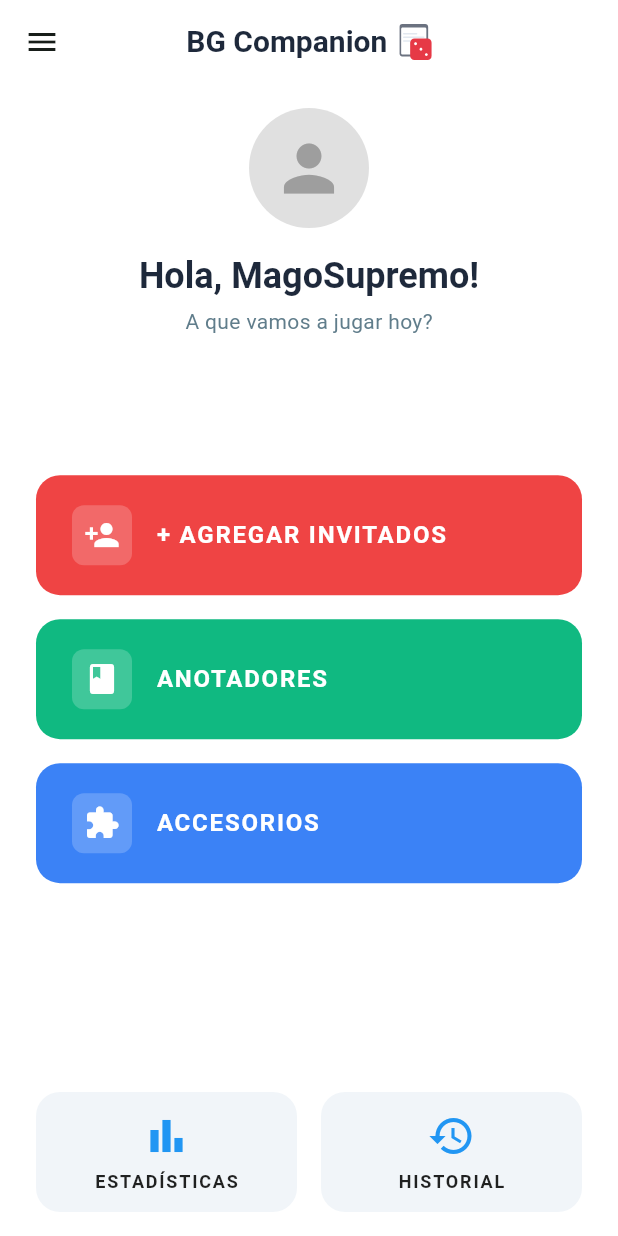
After one commit to Diegok92/BoardgameCompanion, a Flutter app: the HomeScreen screen opened directly with sample values from the repository, on a phone screen of 412 x 824 dp. The commit adds this screen. Run offline on Flutter 3.47's test engine with Material 3 defaults, Android fonts, the phone set to English and light mode, and no system bars; our stand-ins replace flutter_svg, go_router.

Commit message:
agregada pantalla Home, saludando segun usuario logueado checkeando en mock_database.dart

```diff
--- a/bgc_v1/lib/core/app_router.dart
+++ b/bgc_v1/lib/core/app_router.dart
@@ -1,6 +1,8 @@
 import 'package:go_router/go_router.dart';
 import '../presentation/login/login_screen.dart';
 import '../presentation/register/register_screen.dart';
+import '../presentation/home/home_screen.dart';
+import '../domain/models/user_model.dart';
 
 final appRouter = GoRouter(
   initialLocation: '/login',
@@ -10,5 +12,12 @@ final appRouter = GoRouter(
       path: '/register',
       builder: (context, state) => const RegisterScreen(),
     ),
+    GoRoute(
+      path: '/home',
+      builder: (context, state) {
+        final user = state.extra as User;
+        return HomeScreen(user: user);
+      },
+    ),
   ],
 );
--- /dev/null
+++ b/bgc_v1/lib/data/mock/mock_database.dart
@@ -0,0 +1,29 @@
+import '../../domain/models/user_model.dart';
+
+class MockDatabase {
+  static final List<User> users = [
+    User(
+      id: '1',
+      username: 'MagoSupremo',
+      email: 'mago@test.com',
+      password: 'password123',
+    ),
+    User(
+      id: '2',
+      username: 'Caro',
+      email: 'caro@test.com',
+      password: 'password123',
+    ),
+    User(id: '3', username: 'Diego', email: 'diego', password: '123'),
+  ];
+
+  static User? authenticate(String email, String password) {
+    try {
+      return users.firstWhere(
+        (user) => user.email == email && user.password == password,
+      );
+    } catch (e) {
+      return null;
+    }
+  }
+}
--- /dev/null
+++ b/bgc_v1/lib/domain/models/user_model.dart
@@ -0,0 +1,13 @@
+class User {
+  final String id;
+  final String username;
+  final String email;
+  final String password;
+
+  User({
+    required this.id,
+    required this.username,
+    required this.email,
+    required this.password,
+  });
+}
--- /dev/null
+++ b/bgc_v1/lib/presentation/home/home_screen.dart
@@ -0,0 +1,160 @@
+import 'package:flutter/material.dart';
+import 'package:flutter_svg/flutter_svg.dart';
+import '../../domain/models/user_model.dart';
+import 'widgets/home_menu_button.dart';
+
+class HomeScreen extends StatelessWidget {
+  final User user;
+
+  const HomeScreen({super.key, required this.user});
+
+  @override
+  Widget build(BuildContext context) {
+    final textTheme = Theme.of(context).textTheme;
+
+    return Scaffold(
+      appBar: AppBar(
+        leading: IconButton(
+          icon: const Icon(Icons.menu),
+          onPressed: () {
+            // Abrir Drawer (menú lateral) a futuro
+          },
+        ),
+        title: Row(
+          mainAxisSize: MainAxisSize.min,
+          children: [
+            Text(
+              'BG Companion',
+              style: textTheme.headlineSmall?.copyWith(
+                fontWeight: FontWeight.bold,
+                fontSize: 20, // Un poco más pequeño para el AppBar
+              ),
+            ),
+            const SizedBox(width: 8),
+            SvgPicture.asset(
+              'assets/images/logo.svg',
+              height: 24, // Ajustado para AppBar
+            ),
+          ],
+        ),
+        centerTitle: true,
+        backgroundColor: Colors.transparent,
+        elevation: 0,
+      ),
+      body: SafeArea(
+        child: CustomScrollView(
+          slivers: [
+            SliverFillRemaining(
+              hasScrollBody: false,
+              child: Padding(
+                padding: const EdgeInsets.symmetric(
+                  horizontal: 24.0,
+                  vertical: 16.0,
+                ),
+                child: Column(
+                  crossAxisAlignment: CrossAxisAlignment.center,
+                  children: [
+                    // --- SECCIÓN 1: PERFIL ---
+                    CircleAvatar(
+                      radius: 40,
+                      backgroundColor: Colors.grey[300],
+                      child: const Icon(
+                        Icons.person,
+                        size: 50,
+                        color: Colors.grey,
+                      ),
+                    ),
+                    const SizedBox(height: 16),
+                    Text(
+                      'Hola, ${user.username}!',
+                      style: textTheme.headlineSmall?.copyWith(
+                        fontWeight: FontWeight.bold,
+                        color: const Color(0xFF1E293B),
+                      ),
+                    ),
+                    const SizedBox(height: 4),
+                    Text(
+                      'A que vamos a jugar hoy?',
+                      style: textTheme.bodyMedium?.copyWith(
+                        color: Colors.blueGrey,
+                      ),
+                    ),
+
+                    // Espaciador flexible
+                    const Spacer(flex: 2),
+
+                    // --- SECCIÓN 2: BOTONES PRINCIPALES ---
+                    HomeMenuButton(
+                      icon: Icons.person_add,
+                      label: '+ AGREGAR INVITADOS',
+                      backgroundColor: const Color(0xFFEF4444), // Rojo
+                      onPressed: () {
+                        // Navegar a agregar invitados
+                      },
+                    ),
+                    const SizedBox(height: 16),
+
+                    HomeMenuButton(
+                      icon: Icons.book,
+                      label: 'ANOTADORES',
+                      backgroundColor: const Color(0xFF10B981), // Verde
+                      onPressed: () {
+                        // Navegar a anotadores
+                      },
+                    ),
+                    const SizedBox(height: 16),
+
+                    HomeMenuButton(
+                      icon: Icons.extension,
+                      label: 'ACCESORIOS',
+                      backgroundColor: const Color(0xFF3B82F6), // Azul
+                      onPressed: () {
+                        // Navegar a accesorios
+                      },
+                    ),
+
+                    // Espaciador flexible
+                    const Spacer(flex: 3),
+
+                    // --- SECCIÓN 3: BOTONES SECUNDARIOS ---
+                    Row(
+                      children: [
+                        Expanded(
+                          child: HomeMenuButton(
+                            icon: Icons.bar_chart,
+                            label: 'ESTADÍSTICAS',
+                            backgroundColor: const Color(
+                              0xFFF1F5F9,
+                            ), // Gris claro
+                            isSecondary: true,
+                            onPressed: () {
+                              // Navegar a estadísticas
+                            },
+                          ),
+                        ),
+                        const SizedBox(width: 16),
+                        Expanded(
+                          child: HomeMenuButton(
+                            icon: Icons.history,
+                            label: 'HISTORIAL',
+                            backgroundColor: const Color(
+                              0xFFF1F5F9,
+                            ), // Gris claro
+                            isSecondary: true,
+                            onPressed: () {
+                              // Navegar a historial
+                            },
+                          ),
+                        ),
+                      ],
+                    ),
+                  ],
+                ),
+              ),
+            ),
+          ],
+        ),
+      ),
+    );
+  }
+}
--- /dev/null
+++ b/bgc_v1/lib/presentation/home/widgets/home_menu_button.dart
@@ -0,0 +1,79 @@
+import 'package:flutter/material.dart';
+
+class HomeMenuButton extends StatelessWidget {
+  final IconData icon;
+  final String label;
+  final Color backgroundColor;
+  final VoidCallback onPressed;
+  final bool isSecondary;
+
+  const HomeMenuButton({
+    super.key,
+    required this.icon,
+    required this.label,
+    required this.backgroundColor,
+    required this.onPressed,
+    this.isSecondary = false,
+  });
+
+  @override
+  Widget build(BuildContext context) {
+    return SizedBox(
+      height: 80, // Height based on Figma
+      width: double.infinity,
+      child: FilledButton(
+        onPressed: onPressed,
+        style: FilledButton.styleFrom(
+          backgroundColor: backgroundColor,
+          shape: RoundedRectangleBorder(
+            borderRadius: BorderRadius.circular(16),
+          ),
+          padding: const EdgeInsets.symmetric(horizontal: 24),
+        ),
+        child: Row(
+          mainAxisAlignment: isSecondary
+              ? MainAxisAlignment.center
+              : MainAxisAlignment.start,
+          children: [
+            if (isSecondary)
+              Column(
+                mainAxisAlignment: MainAxisAlignment.center,
+                children: [
+                  Icon(icon, size: 32, color: Colors.blue),
+                  const SizedBox(height: 8),
+                  Text(
+                    label,
+                    style: const TextStyle(
+                      color: Colors.black87,
+                      fontWeight: FontWeight.bold,
+                      fontSize: 12,
+                    ),
+                  ),
+                ],
+              )
+            else ...[
+              Container(
+                padding: const EdgeInsets.all(8),
+                decoration: BoxDecoration(
+                  color: Colors.white.withOpacity(0.2),
+                  borderRadius: BorderRadius.circular(8),
+                ),
+                child: Icon(icon, color: Colors.white, size: 24),
+              ),
+              const SizedBox(width: 16),
+              Text(
+                label,
+                style: const TextStyle(
+                  color: Colors.white,
+                  fontWeight: FontWeight.bold,
+                  fontSize: 16,
+                  letterSpacing: 1.2,
+                ),
+              ),
+            ],
+          ],
+        ),
+      ),
+    );
+  }
+}
--- a/bgc_v1/lib/presentation/login/login_screen.dart
+++ b/bgc_v1/lib/presentation/login/login_screen.dart
@@ -1,9 +1,45 @@
 import 'package:flutter/material.dart';
 import 'package:flutter_svg/flutter_svg.dart';
 import 'package:go_router/go_router.dart';
+import '../../data/mock/mock_database.dart';
 
-class LoginScreen extends StatelessWidget {
+class LoginScreen extends StatefulWidget {
   const LoginScreen({super.key});
+
+  @override
+  State<LoginScreen> createState() => _LoginScreenState();
+}
+
+class _LoginScreenState extends State<LoginScreen> {
+  final TextEditingController _emailController = TextEditingController();
+  final TextEditingController _passwordController = TextEditingController();
+
+  void _login() {
+    final email = _emailController.text.trim();
+    final password = _passwordController.text.trim();
+
+    final user = MockDatabase.authenticate(email, password);
+
+    if (user != null) {
+      // Login exitoso
+      context.go('/home', extra: user);
+    } else {
+      // Login fallido
+      ScaffoldMessenger.of(context).showSnackBar(
+        const SnackBar(
+          content: Text('Credenciales incorrectas. (Pista: m@m.com / 123)'),
+          backgroundColor: Colors.red,
+        ),
+      );
+    }
+  }
+
+  @override
+  void dispose() {
+    _emailController.dispose();
+    _passwordController.dispose();
+    super.dispose();
+  }
 
   @override
   Widget build(BuildContext context) {
@@ -41,8 +77,9 @@ class LoginScreen extends StatelessWidget {
                       Text('EMAIL', style: textTheme.labelSmall),
                       const SizedBox(height: 8),
                       TextFormField(
+                        controller: _emailController,
                         decoration: const InputDecoration(
-                          hintText: 'nombre@ejemplo.com',
+                          hintText: 'ej: mago@test.com',
                         ),
                       ),
                     ],
@@ -56,6 +93,7 @@ class LoginScreen extends StatelessWidget {
                       Text('CONTRASEÑA', style: textTheme.labelSmall),
                       const SizedBox(height: 8),
                       TextFormField(
+                        controller: _passwordController,
                         obscureText: true,
                         decoration: const InputDecoration(
                           hintText: '............',
@@ -70,9 +108,7 @@ class LoginScreen extends StatelessWidget {
                     width: double.infinity,
                     height: 50,
                     child: FilledButton(
-                      onPressed: () {
-                        // Acción de ingresar
-                      },
+                      onPressed: _login,
                       child: const Text('INGRESAR'),
                     ),
                   ),
```
